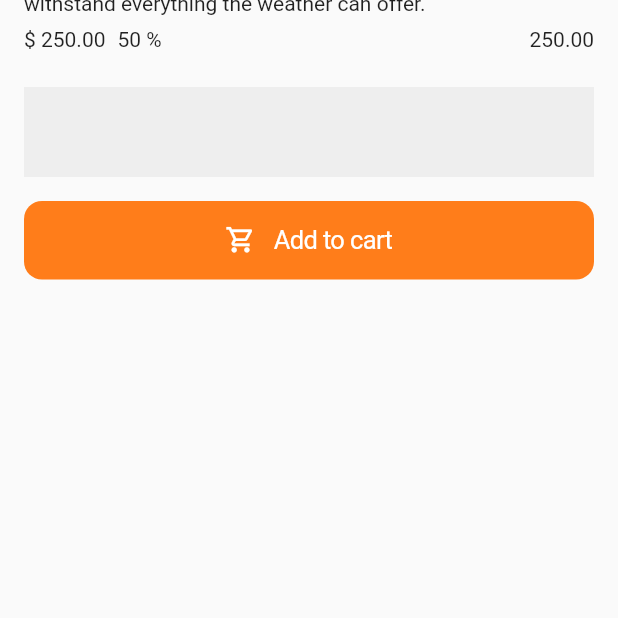
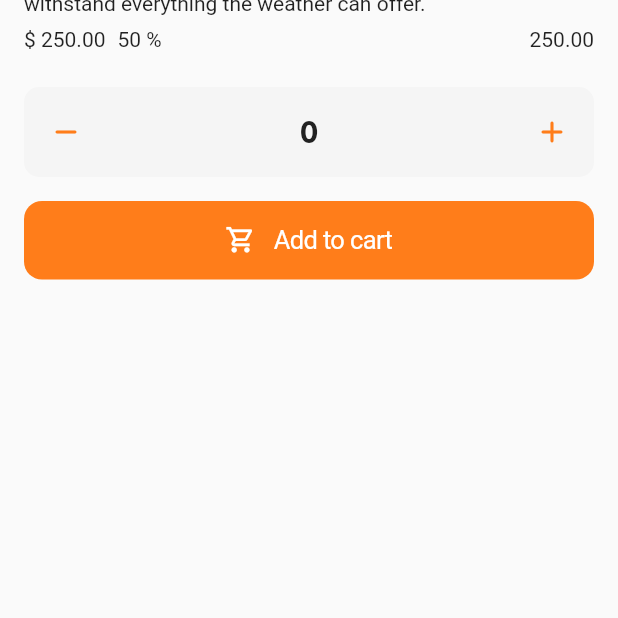
Before and after one commit to GuilhermePalma/ecommerce_flutter, a Flutter app: the screen it shows after launch, on a phone screen of 412 x 824 dp, the part 618-1236 px from its top. Run offline on Flutter 3.47's test engine with Material 2 defaults, Android fonts, the phone set to English and light mode, and no system bars.

Commit message:
Widget of Quantity Items

```diff
--- /dev/null
+++ b/lib/components/input_quantity.dart
@@ -0,0 +1,61 @@
+import 'package:flutter/material.dart';
+
+class InputQuantity extends StatefulWidget {
+  const InputQuantity({
+    Key? key,
+  }) : super(key: key);
+
+  @override
+  State<InputQuantity> createState() => _InputQuantityState();
+}
+
+class _InputQuantityState extends State<InputQuantity> {
+  int _quantityItems = 0;
+
+  @override
+  Widget build(BuildContext context) {
+    return Container(
+      margin: const EdgeInsets.only(top: 16, bottom: 16),
+      decoration: BoxDecoration(
+        color: Colors.grey[100],
+        borderRadius: const BorderRadius.all(Radius.circular(10)),
+      ),
+      height: 60,
+      width: double.infinity,
+      child: Row(
+        mainAxisAlignment: MainAxisAlignment.spaceBetween,
+        children: [
+          Padding(
+            padding: const EdgeInsets.only(left: 16.0),
+            child: InkWell(
+              onTap: () =>
+                  setState(() => _quantityItems != 0 ? _quantityItems-- : 0),
+              onLongPress: () => setState(() => _quantityItems = 0),
+              child: Icon(
+                Icons.remove_rounded,
+                color: Theme.of(context).colorScheme.primary,
+              ),
+            ),
+          ),
+          Text(
+            _quantityItems.toString(),
+            style:
+                Theme.of(context).textTheme.headline6!.copyWith(fontSize: 20),
+          ),
+          Padding(
+            padding: const EdgeInsets.only(right: 16.0),
+            child: InkWell(
+              splashColor: Colors.black,
+              onTap: () => setState(() => _quantityItems++),
+              onLongPress: () => setState(() => _quantityItems += 5),
+              child: Icon(
+                Icons.add_rounded,
+                color: Theme.of(context).colorScheme.primary,
+              ),
+            ),
+          ),
+        ],
+      ),
+    );
+  }
+}
--- a/lib/screens/product_details.dart
+++ b/lib/screens/product_details.dart
@@ -1,4 +1,5 @@
 import 'package:ecommerce_product/components/carousel_images.dart';
+import 'package:ecommerce_product/components/input_quantity.dart';
 import 'package:ecommerce_product/models/product.dart';
 import 'package:flutter/cupertino.dart';
 import 'package:flutter/material.dart';
@@ -49,12 +50,8 @@ class ProductDetails extends StatelessWidget {
             Text(productShow.price.toStringAsFixed(2)),
           ],
         ),
-        Container(
-          margin: const EdgeInsets.only(top: 16, bottom: 16),
-          color: Colors.grey[200],
-          height: 60,
-          width: double.infinity,
-        ),
+        // TODO: Integrar Função que Obtenha a Quantidade de Itens
+        const InputQuantity(),
         SizedBox(
           width: double.infinity,
           child: CupertinoButton.filled(
```
